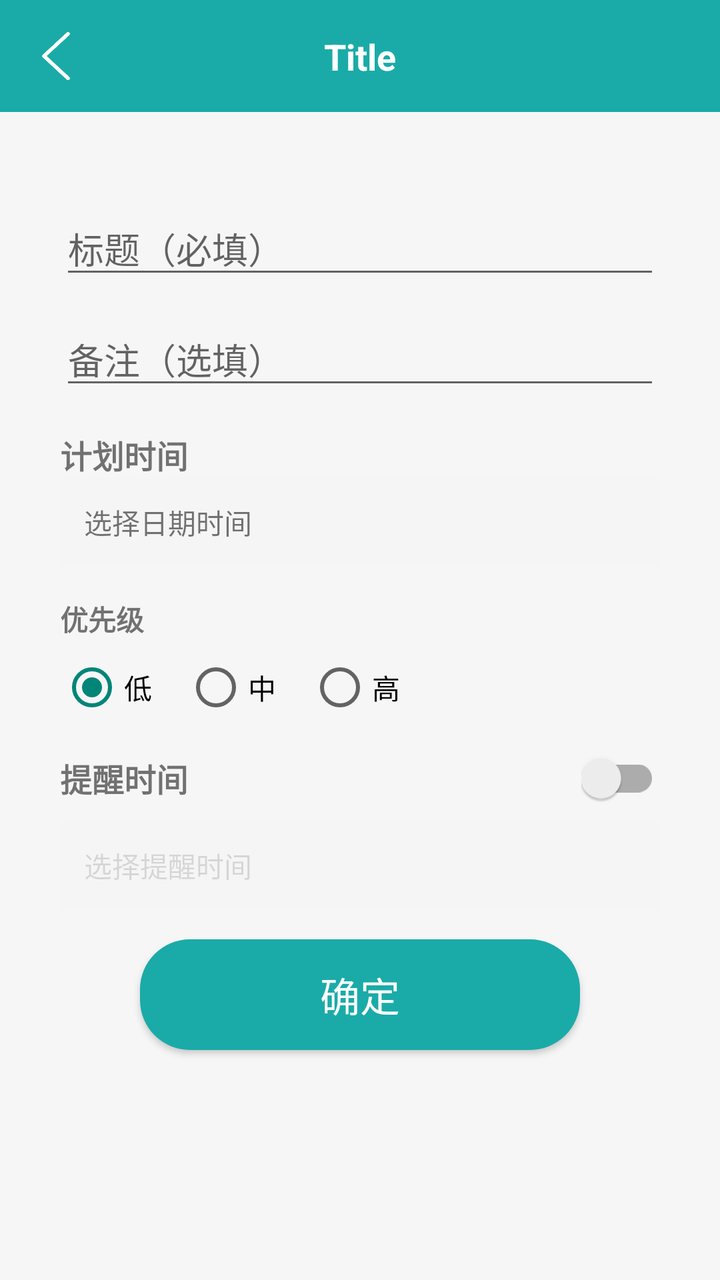
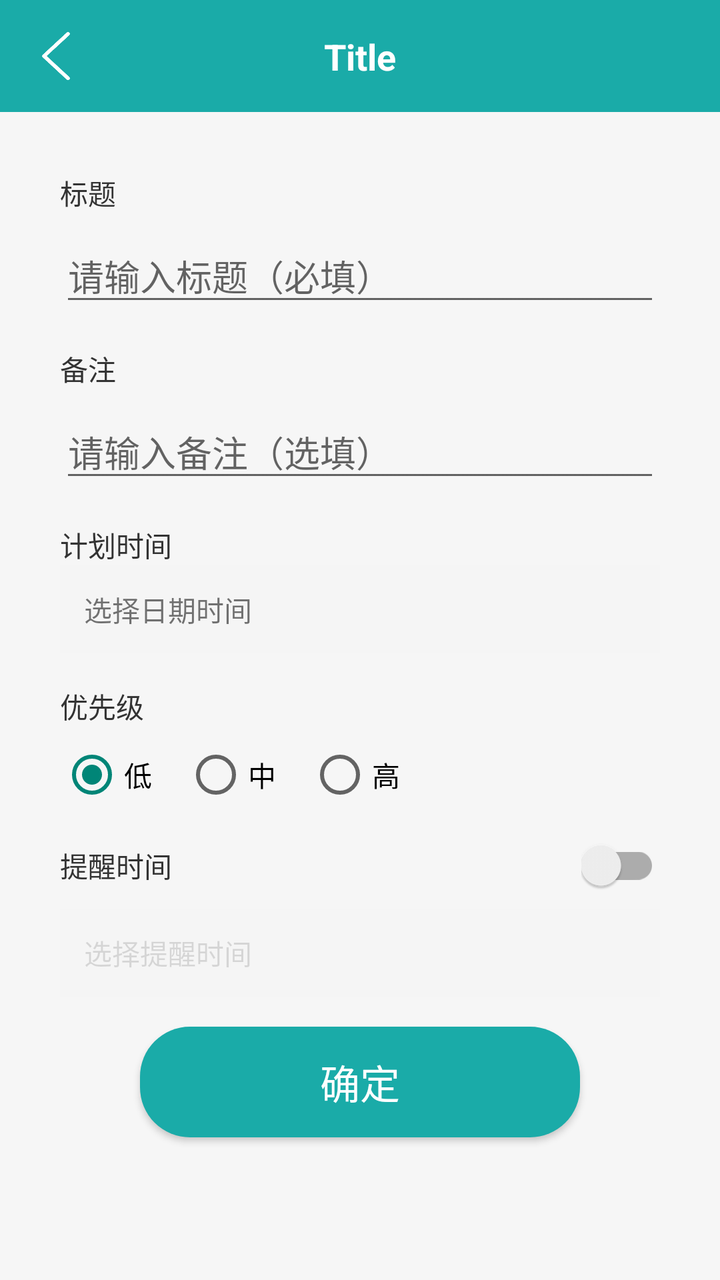

Before-and-after screenshots of an Android layout around one commit, followed by the original layout XML and the change that was made.
<!-- AndroidManifest.xml: application theme Theme.Note -->
<!-- res/layout/fragment_note_add_edit.xml -->
<?xml version="1.0" encoding="utf-8"?>
<layout xmlns:android="http://schemas.android.com/apk/res/android"
    xmlns:app="http://schemas.android.com/apk/res-auto">

    <LinearLayout
        android:layout_width="match_parent"
        android:layout_height="match_parent"
        android:orientation="vertical"
        android:background="@color/main_grey_bg">

        <include
            android:id="@+id/includeToolbar"
            layout="@layout/item_toolbar" />

        <androidx.core.widget.NestedScrollView
            android:layout_width="match_parent"
            android:layout_height="0dp"
            android:layout_weight="1"
            android:fillViewport="true"
            android:padding="30dp">

            <LinearLayout
                android:layout_width="match_parent"
                android:layout_height="wrap_content"
                android:orientation="vertical">

            <EditText
                android:id="@+id/etTitle"
                android:layout_width="match_parent"
                android:layout_height="wrap_content"
                android:layout_marginTop="15dp"
                android:hint="标题（必填）"
                android:maxLines="1" />

            <EditText
                android:id="@+id/etContent"
                android:layout_width="match_parent"
                android:layout_height="wrap_content"
                android:layout_marginTop="12dp"
                android:hint="备注（选填）"
                android:minLines="1"
                android:inputType="textMultiLine" />

            <TextView
                android:layout_width="wrap_content"
                android:layout_height="wrap_content"
                android:layout_marginTop="16dp"
                android:text="计划时间"
                android:textSize="16sp"
                android:textStyle="bold" />

            <TextView
                android:id="@+id/tvPlanTime"
                android:layout_width="match_parent"
                android:layout_height="44dp"
                android:background="#F5F5F5"
                android:gravity="center_vertical"
                android:paddingHorizontal="12dp"
                android:text="选择日期时间" />

            <TextView
                android:layout_width="wrap_content"
                android:layout_height="wrap_content"
                android:layout_marginTop="16dp"
                android:text="优先级"
                android:textStyle="bold" />

            <RadioGroup
                android:id="@+id/rgPriority"
                android:layout_width="match_parent"
                android:layout_height="wrap_content"
                android:layout_marginTop="8dp"
                android:orientation="horizontal">

                <RadioButton
                    android:id="@+id/rbP1"
                    android:layout_width="wrap_content"
                    android:layout_height="wrap_content"
                    android:text="低"
                    android:checked="true" />

                <RadioButton
                    android:id="@+id/rbP2"
                    android:layout_width="wrap_content"
                    android:layout_height="wrap_content"
                    android:layout_marginStart="16dp"
                    android:text="中" />

                <RadioButton
                    android:id="@+id/rbP3"
                    android:layout_width="wrap_content"
                    android:layout_height="wrap_content"
                    android:layout_marginStart="16dp"
                    android:text="高" />
            </RadioGroup>

            <LinearLayout
                android:layout_width="match_parent"
                android:layout_height="wrap_content"
                android:layout_marginTop="16dp"
                android:gravity="center_vertical"
                android:orientation="horizontal">

                <TextView
                    android:layout_width="0dp"
                    android:layout_height="wrap_content"
                    android:layout_weight="1"
                    android:text="提醒时间"
                    android:textSize="16sp"
                    android:textStyle="bold" />

                <androidx.appcompat.widget.SwitchCompat
                    android:id="@+id/swRemind"
                    android:layout_width="wrap_content"
                    android:layout_height="wrap_content" />
            </LinearLayout>

            <TextView
                android:id="@+id/tvRemindTime"
                android:layout_width="match_parent"
                android:layout_height="44dp"
                android:layout_marginTop="8dp"
                android:background="#F5F5F5"
                android:gravity="center_vertical"
                android:paddingHorizontal="12dp"
                android:text="选择提醒时间"
                android:enabled="false"
                android:alpha="0.9" />

                <Button
                    android:id="@+id/btnSubmit"
                    android:layout_width="match_parent"
                    android:layout_height="wrap_content"
                    android:gravity="center"
                    android:text="确定"
                    android:textColor="@color/white"
                    android:textSize="20sp"
                    android:background="@drawable/bg_button"
                    android:paddingVertical="13dp"
                    android:layout_marginHorizontal="40dp"
                    android:layout_marginTop="15dp"
                    app:layout_constraintEnd_toEndOf="parent"
                    app:layout_constraintStart_toStartOf="parent"
                    app:layout_constraintTop_toBottomOf="@id/linearInputs" />

            </LinearLayout>
        </androidx.core.widget.NestedScrollView>

    </LinearLayout>
</layout>
<!-- res/layout/item_toolbar.xml (included above) -->
<?xml version="1.0" encoding="utf-8"?>
<LinearLayout
    xmlns:android="http://schemas.android.com/apk/res/android"
    xmlns:app="http://schemas.android.com/apk/res-auto"
    android:layout_width="match_parent"
    android:layout_height="wrap_content"
    android:orientation="vertical"
    android:background="?attr/colorPrimary">

    
    <View
        android:id="@+id/statusBarSpacer"
        android:layout_width="match_parent"
        android:layout_height="0dp" />

    
    <androidx.constraintlayout.widget.ConstraintLayout
        android:layout_width="match_parent"
        android:layout_height="56dp"
        android:background="@color/main_color">

        <ImageView
            android:id="@+id/ivBack"
            android:layout_width="40dp"
            android:layout_height="40dp"
            android:layout_marginStart="8dp"
            android:padding="8dp"
            android:src="@drawable/ic_back"
            app:layout_constraintBottom_toBottomOf="parent"
            app:layout_constraintStart_toStartOf="parent"
            app:layout_constraintTop_toTopOf="parent"/>

        <TextView
            android:id="@+id/tvTitle"
            android:layout_width="0dp"
            android:layout_height="wrap_content"
            android:ellipsize="end"
            android:gravity="center"
            android:maxLines="1"
            android:text="Title"
            android:textColor="@android:color/white"
            android:textSize="18sp"
            android:textStyle="bold"
            android:layout_marginStart="56dp"
            android:layout_marginEnd="56dp"
            app:layout_constraintBottom_toBottomOf="@id/ivBack"
            app:layout_constraintEnd_toEndOf="parent"
            app:layout_constraintStart_toStartOf="parent"
            app:layout_constraintTop_toTopOf="@id/ivBack"/>
    </androidx.constraintlayout.widget.ConstraintLayout>

</LinearLayout>
<!-- resources referenced by this layout -->
<resources>
  <color name="main_color">#1AABA8</color>
  <color name="main_grey_bg">#f6f6f6</color>
  <color name="white">#FFFFFF</color>
  <!-- drawable bg_button (drawable) -->
  <?xml version="1.0" encoding="utf-8"?>
  <shape xmlns:android="http://schemas.android.com/apk/res/android">
  
      <corners android:radius="25dp"/>
  
      <solid android:color="@color/main_color"/>
  </shape>
  <!-- drawable ic_back: png bitmap (drawable, 2843 bytes) -->
  <style name="Theme.Note" parent="Theme.AppCompat.Light.NoActionBar" />
</resources>

<!-- the commit's change to res/layout/fragment_note_add_edit.xml (unified diff, before → after) -->
@@ -24,20 +24,35 @@
                 android:layout_height="wrap_content"
                 android:orientation="vertical">
 
+                <TextView
+                    android:layout_width="wrap_content"
+                    android:layout_height="wrap_content"
+                    android:text="标题"
+                    android:textColor="#333333"
+                    android:textSize="14sp" />
+
             <EditText
                 android:id="@+id/etTitle"
                 android:layout_width="match_parent"
                 android:layout_height="wrap_content"
-                android:layout_marginTop="15dp"
-                android:hint="标题（必填）"
+                android:layout_marginTop="8dp"
+                android:hint="请输入标题（必填）"
                 android:maxLines="1" />
 
-            <EditText
+                <TextView
+                    android:layout_width="wrap_content"
+                    android:layout_height="wrap_content"
+                    android:text="备注"
+                    android:textColor="#333333"
+                    android:textSize="14sp"
+                    android:layout_marginTop="16dp" />
+
+                <EditText
                 android:id="@+id/etContent"
                 android:layout_width="match_parent"
                 android:layout_height="wrap_content"
-                android:layout_marginTop="12dp"
-                android:hint="备注（选填）"
+                android:layout_marginTop="8dp"
+                android:hint="请输入备注（选填）"
                 android:minLines="1"
                 android:inputType="textMultiLine" />
 
@@ -46,8 +61,8 @@
                 android:layout_height="wrap_content"
                 android:layout_marginTop="16dp"
                 android:text="计划时间"
-                android:textSize="16sp"
-                android:textStyle="bold" />
+                android:textColor="#333333"
+                android:textSize="14sp" />
 
             <TextView
                 android:id="@+id/tvPlanTime"
@@ -63,7 +78,8 @@
                 android:layout_height="wrap_content"
                 android:layout_marginTop="16dp"
                 android:text="优先级"
-                android:textStyle="bold" />
+                android:textColor="#333333"
+                android:textSize="14sp" />
 
             <RadioGroup
                 android:id="@+id/rgPriority"
@@ -106,8 +122,8 @@
                     android:layout_height="wrap_content"
                     android:layout_weight="1"
                     android:text="提醒时间"
-                    android:textSize="16sp"
-                    android:textStyle="bold" />
+                    android:textColor="#333333"
+                    android:textSize="14sp" />
 
                 <androidx.appcompat.widget.SwitchCompat
                     android:id="@+id/swRemind"
